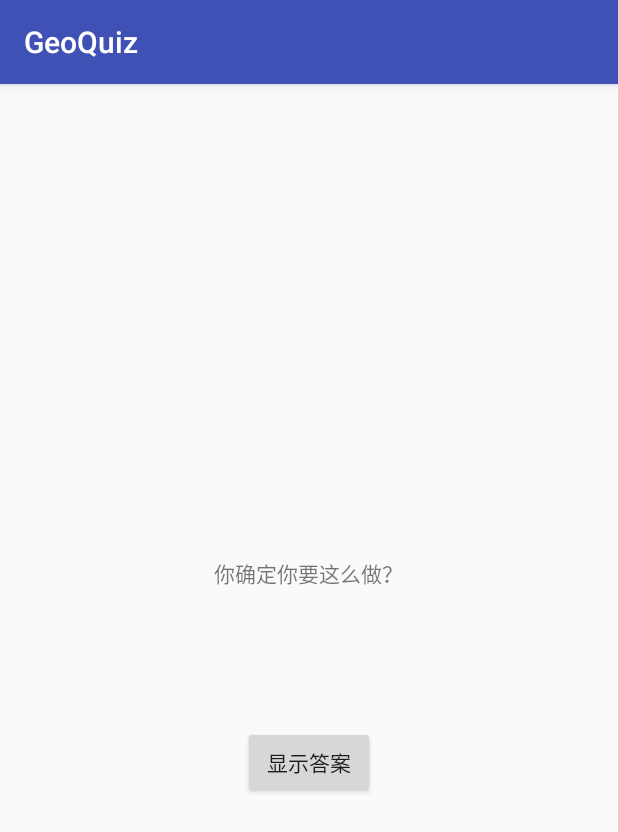
After one commit to qq2504021719/andrapp, an Android app: the CheatActivity screen opened directly, with no data from a screen before it, on a phone screen of 412 x 824 dp. The commit adds this screen. Shown: the top 832 px of the screen. Run offline under Robolectric (Android 15) with nearby library versions, the phone set to English and light mode, and no system bars.

Commit message:
创建新的activity,activity通过intent通信

```diff
--- /dev/null
+++ b/GeoQuiz/app/src/main/java/com/example/administrator/geoquiz/CheatActivity.java
@@ -0,0 +1,108 @@
+package com.example.administrator.geoquiz;
+
+import android.content.Context;
+import android.content.Intent;
+import android.support.v7.app.AppCompatActivity;
+import android.os.Bundle;
+import android.view.View;
+import android.widget.Button;
+import android.widget.TextView;
+
+public class CheatActivity extends AppCompatActivity {
+
+    private static final String EXTRA_ANSWER_IS_TRUE = "com.example.administrator.geoquiz.answer_is_true";
+    private static final String EXTRA_ANSWER_SHOWN = "com.example.administrator.geoquiz.answer_shown";
+
+    private static final String CHEAT_MISONCLIC = "mIsOnClickShowAnswer";
+    private static final String CHEAT_MISONCLICS = "mIsOnClickShowAnswers";
+
+    private boolean mAnswerIsTrue;
+
+    private TextView mAnswerTextView;
+    private Button mShowAnswer;
+
+    private boolean mIsOnClickShowAnswer = false;
+
+
+    /*
+    * 封装创建Intent对象,并传入参数
+    * */
+    public static Intent newIntent(Context packageContext, boolean answerIsTrue){
+        Intent i = new Intent(packageContext,CheatActivity.class);
+        i.putExtra(EXTRA_ANSWER_IS_TRUE,answerIsTrue);
+        return i;
+    }
+
+    /*
+    * 给父Activity解析传递过去的信息
+    * */
+    public static boolean wasAnswerShown(Intent result){
+        return result.getBooleanExtra(EXTRA_ANSWER_SHOWN,false);
+    }
+
+    /*
+    * 给父Activity返回数据
+    * */
+    private void setAnswerShownResult(boolean isAnswerShown){
+        Intent data = new Intent();
+        data.putExtra(EXTRA_ANSWER_SHOWN,isAnswerShown);
+        setResult(RESULT_OK,data);
+    }
+
+    /*
+    * 显示文本框内容
+    * */
+    private void ShowTextView(){
+        if(mIsOnClickShowAnswer){
+            if(mAnswerIsTrue){
+                mAnswerTextView.setText(R.string.true_button);
+            }else{
+                mAnswerTextView.setText(R.string.false_button);
+            }
+            setAnswerShownResult(true);
+        }
+    }
+
+    @Override
+    protected void onCreate(Bundle outState) {
+        super.onCreate(outState);
+        setContentView(R.layout.activity_cheat);
+
+        // Activity重新创建获取数据
+        if(outState != null){
+            mIsOnClickShowAnswer = outState.getBoolean(CHEAT_MISONCLIC);
+            mAnswerIsTrue = outState.getBoolean(CHEAT_MISONCLICS);
+            if(mIsOnClickShowAnswer){
+                ShowTextView();
+            }
+        }else{
+            // 获取QuizActivity传来的参数
+            mAnswerIsTrue = getIntent().getBooleanExtra(EXTRA_ANSWER_IS_TRUE,false);
+        }
+
+
+
+        // 点击显示答案按钮,将答案显示在TextView上
+        mAnswerTextView = (TextView) findViewById(R.id.answerTextView);
+
+        mShowAnswer = (Button)findViewById(R.id.showAnswerButton);
+        mShowAnswer.setOnClickListener(new View.OnClickListener(){
+            @Override
+            public void onClick(View v){
+                mIsOnClickShowAnswer = true;
+                ShowTextView();
+            }
+        });
+    }
+
+    /*
+    * 存储用户重新创建Activity需要存储的信息
+    * */
+    @Override
+    public void onSaveInstanceState(Bundle outState){
+        super.onSaveInstanceState(outState);
+        outState.putBoolean(CHEAT_MISONCLIC,mIsOnClickShowAnswer);
+        outState.putBoolean(CHEAT_MISONCLICS,mAnswerIsTrue);
+
+    }
+}
--- /dev/null
+++ b/GeoQuiz/app/src/main/res/layout-land/activity_cheat.xml
@@ -0,0 +1,29 @@
+<?xml version="1.0" encoding="utf-8"?>
+<LinearLayout xmlns:android="http://schemas.android.com/apk/res/android"
+    xmlns:tools="http://schemas.android.com/tools"
+    android:layout_width="match_parent"
+    android:layout_height="match_parent"
+    android:orientation="vertical"
+    android:gravity="center"
+    tools:context="com.example.administrator.geoquiz.CheatActivity">
+
+    <TextView
+        android:layout_width="wrap_content"
+        android:layout_height="wrap_content"
+        android:padding="24dp"
+        android:text="@string/warning_text"/>
+
+    <TextView
+        android:id="@+id/answerTextView"
+        android:layout_width="wrap_content"
+        android:layout_height="wrap_content"
+        android:padding="24dp"
+        tools:text="回答"/>
+
+    <Button
+        android:id="@+id/showAnswerButton"
+        android:layout_width="wrap_content"
+        android:layout_height="wrap_content"
+        android:text="@string/show_answer_button"/>
+
+</LinearLayout>
--- /dev/null
+++ b/GeoQuiz/app/src/main/res/layout/activity_cheat.xml
@@ -0,0 +1,29 @@
+<?xml version="1.0" encoding="utf-8"?>
+<LinearLayout xmlns:android="http://schemas.android.com/apk/res/android"
+    xmlns:tools="http://schemas.android.com/tools"
+    android:layout_width="match_parent"
+    android:layout_height="match_parent"
+    android:orientation="vertical"
+    android:gravity="center"
+    tools:context="com.example.administrator.geoquiz.CheatActivity">
+
+    <TextView
+        android:layout_width="wrap_content"
+        android:layout_height="wrap_content"
+        android:padding="24dp"
+        android:text="@string/warning_text"/>
+
+    <TextView
+        android:id="@+id/answerTextView"
+        android:layout_width="wrap_content"
+        android:layout_height="wrap_content"
+        android:padding="24dp"
+        tools:text="回答"/>
+
+    <Button
+        android:id="@+id/showAnswerButton"
+        android:layout_width="wrap_content"
+        android:layout_height="wrap_content"
+        android:text="@string/show_answer_button"/>
+
+</LinearLayout>
--- a/GeoQuiz/app/src/main/res/layout/activity_quiz.xml
+++ b/GeoQuiz/app/src/main/res/layout/activity_quiz.xml
@@ -41,6 +41,12 @@
             android:drawablePadding="4dp"/>
 
         <Button
+            android:id="@+id/cheat_button"
+            android:layout_width="wrap_content"
+            android:layout_height="wrap_content"
+            android:text="@string/cheat_button"/>
+
+        <Button
             android:id="@+id/next_button"
             android:layout_width="wrap_content"
             android:layout_height="wrap_content"
--- a/GeoQuiz/app/src/main/res/values/strings.xml
+++ b/GeoQuiz/app/src/main/res/values/strings.xml
@@ -6,9 +6,15 @@
     <string name="incorrect_toast">错误的！</string>
     <string name="shang_button">上一步</string>
     <string name="next_button">下一步</string>
+
     <string name="question_oceans">1:太平洋比大西洋大。</string>
     <string name="question_mideast">2:苏伊士运河连接红海与印度洋</string>
     <string name="question_africa">3:尼罗河的源头在埃及。</string>
     <string name="question_americas">4:亚马逊河是美洲最长的河流。</string>
     <string name="question_asia">5:贝加尔湖是世界上最古老和最深的淡水。</string>
+
+    <string name="warning_text">你确定你要这么做？</string>
+    <string name="show_answer_button">显示答案</string>
+    <string name="cheat_button">查看答案</string>
+    <string name="judgment_toast">查看答案是错误的</string>
 </resources>
```
Also changed, not shown: GeoQuiz/app/src/main/AndroidManifest.xml (+5 -3 lines), GeoQuiz/app/src/main/java/com/example/administrator/geoquiz/QuizActivity.java (+92 -7 lines), GeoQuiz/app/src/main/res/layout-land/activity_quiz.xml (+10 -1 lines).
